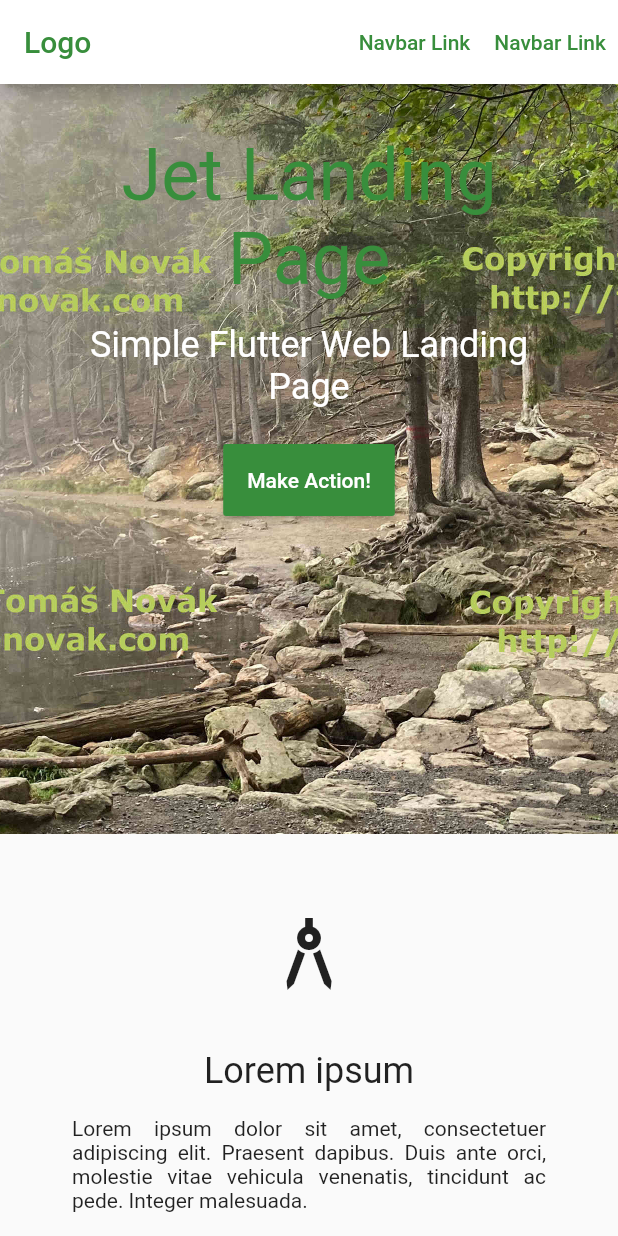
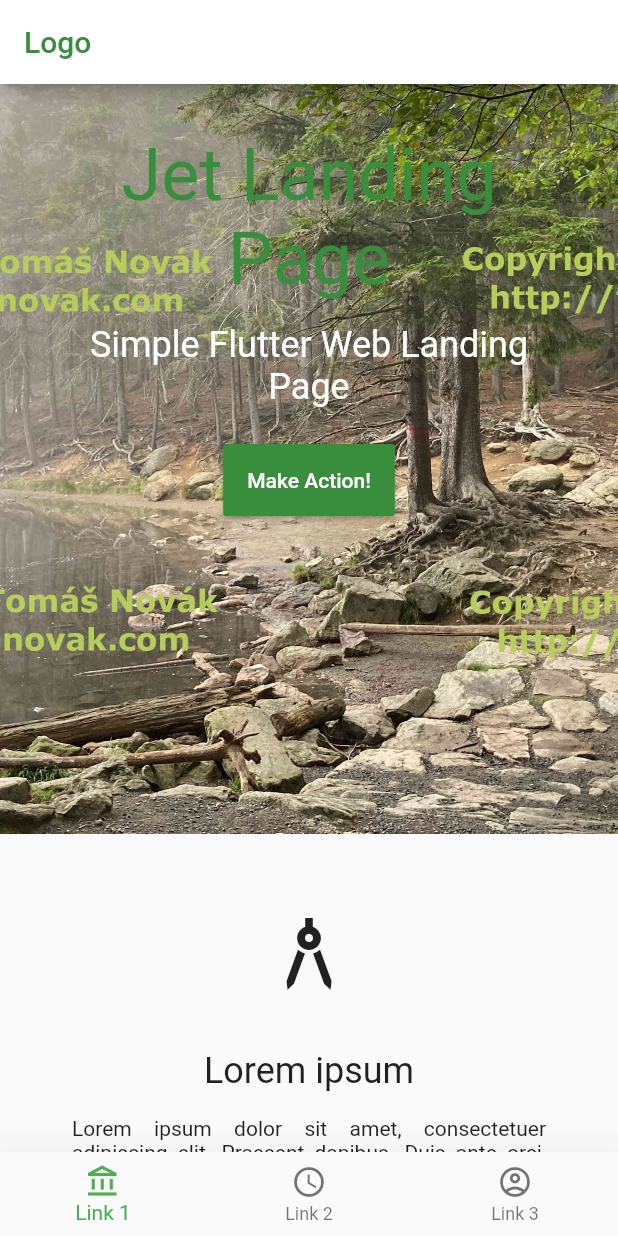
Before and after one commit to tom-novak/jet-landing-page, a Flutter app: the screen it shows after launch, on a phone screen of 412 x 824 dp. Run offline on Flutter 3.47's test engine with Material 2 defaults, Android fonts, the phone set to English and light mode, and no system bars.

Commit message:
Responsive navigation PoC implemented

```diff
--- a/example/lib/main.dart
+++ b/example/lib/main.dart
@@ -1,5 +1,5 @@
 import 'package:flutter/material.dart';
-import 'package:jet_landing_page_example/src/landing_page.dart';
+import 'package:jet_landing_page_example/src/example_page.dart';
 
 void main() {
   var theme = ThemeData(
@@ -21,7 +21,7 @@ class MyApp extends StatelessWidget {
     return MaterialApp(
       title: 'Flutter Demo',
       theme: theme ?? Theme.of(context),
-      home: LandingPage(),
+      home: ExamplePage(),
     );
   }
 }
--- /dev/null
+++ b/example/lib/src/example_page.dart
@@ -0,0 +1,30 @@
+import 'package:flutter/material.dart';
+import 'package:jet_landing_page/jet_landing_page.dart';
+import 'package:jet_landing_page_example/src/landing_page.dart';
+
+class ExamplePage extends StatefulWidget {
+  final mainNavigation = <NavigationItem>[
+    NavigationItem(icon: Icon(Icons.account_balance_outlined), label: 'Link 1'),
+    NavigationItem(icon: Icon(Icons.access_time_outlined), label: 'Link 2'),
+    NavigationItem(icon: Icon(Icons.account_circle_outlined), label: 'Link 3'),
+  ];
+
+  @override
+  State createState() => ExamplePageState();
+}
+
+class ExamplePageState extends State<ExamplePage> {
+  Widget content;
+
+  @override
+  Widget build(BuildContext context) {
+    return LandingPage(
+      mainNavigationItems: widget.mainNavigation,
+      mainNavigationCallback: onMainNavigationItemChanged,
+    );
+  }
+
+  void onMainNavigationItemChanged(NavigationItem item) {
+
+  }
+}
--- a/example/lib/src/landing_page.dart
+++ b/example/lib/src/landing_page.dart
@@ -3,7 +3,14 @@ import 'package:jet_landing_page/jet_landing_page.dart';
 
 var customFooterLinkStyle = TextStyle(color: Colors.white);
 
+typedef NavigationCallback = Function(NavigationItem item);
+
 class LandingPage extends StatefulWidget {
+  final List<NavigationItem> mainNavigationItems;
+  final NavigationCallback mainNavigationCallback;
+
+  LandingPage({this.mainNavigationItems, this.mainNavigationCallback});
+
   @override
   State createState() => _LandingPageState();
 }
@@ -55,23 +62,51 @@ class _LandingPageState extends State<LandingPage> {
         'Logo',
         style: TextStyle(color: Theme.of(context).primaryColor),
       ),
-      actions: [
-        TextButton(
-          onPressed: () {},
-          child: Text(
-            'Navbar Link',
-            style: TextStyle(color: Theme.of(context).primaryColor),
-          ),
+    );
+  }
+
+  Widget _buildDrawerNavigation(BuildContext context) {
+    if (MediaQuery.of(context).orientation == Orientation.landscape) {
+      return Drawer(
+        child: ListView(
+          children: [
+            DrawerHeader(
+              child: Text('Header'),
+              decoration: BoxDecoration(color: Colors.green),
+            ),
+            ListTile(
+              title: Text('Link 1'),
+            ),
+            ListTile(
+              title: Text('Link 2'),
+            ),
+            ListTile(
+              title: Text('Link 3'),
+            ),
+          ],
         ),
-        TextButton(
-          onPressed: () {},
-          child: Text(
-            'Navbar Link',
-            style: TextStyle(color: Theme.of(context).primaryColor),
-          ),
-        ),
-      ],
-    );
+      );
+    }
+    return null;
+  }
+
+  List<BottomNavigationBarItem> _getBottomNavigationBarItems(List<NavigationItem> items) {
+    var bottomNavigationBarItems = <BottomNavigationBarItem>[];
+    for (var item in items) {
+      bottomNavigationBarItems.add(item.toBottomNavigationBarItem());
+    }
+    return bottomNavigationBarItems;
+  }
+
+  Widget _buildBottomNavigation(BuildContext context) {
+    if (MediaQuery.of(context).orientation == Orientation.portrait) {
+      return BottomNavigationBar(
+        elevation: 32.0,
+        items: _getBottomNavigationBarItems(widget.mainNavigationItems),
+        onTap: (index) {},
+      );
+    }
+    return null;
   }
 
   @override
@@ -88,6 +123,7 @@ class _LandingPageState extends State<LandingPage> {
 
     return Scaffold(
       appBar: appBar,
+      drawer: _buildDrawerNavigation(context),
       body: SingleChildScrollView(
         controller: _scrollController,
         child: Column(
@@ -223,6 +259,7 @@ class _LandingPageState extends State<LandingPage> {
           ],
         ),
       ),
+      bottomNavigationBar: _buildBottomNavigation(context),
     );
   }
 }
--- a/lib/jet_landing_page.dart
+++ b/lib/jet_landing_page.dart
@@ -1,5 +1,9 @@
 library jet_landing_page;
 
+// models
+export 'src/model/model.dart';
+
+// widgets
 export 'src/widget/card_container.dart';
 export 'src/widget/card_list.dart';
 export 'src/widget/card_stripe.dart';
@@ -10,3 +14,6 @@ export 'src/widget/parallax_image.dart';
 export 'src/widget/parallax_text.dart';
 export 'src/widget/simple_paragraph.dart';
 export 'src/widget/text_card.dart';
+
+// extensions
+export 'src/extensions/navigation_item_extension.dart';
--- /dev/null
+++ b/lib/src/extensions/navigation_item_extension.dart
@@ -0,0 +1,8 @@
+import 'package:flutter/material.dart';
+import 'package:jet_landing_page/jet_landing_page.dart';
+
+extension NavigationItemExtension on NavigationItem {
+  toBottomNavigationBarItem() {
+    return BottomNavigationBarItem(icon: this.icon, label: this.label);
+  }
+}
--- a/lib/src/model/model.dart
+++ b/lib/src/model/model.dart
@@ -1,3 +1,5 @@
+import 'package:flutter/widgets.dart';
+
 class Card {
   final String imageUrl;
   final String title;
@@ -13,9 +15,12 @@ class Link {
   Link({this.text, this.url});
 }
 
-class Footer {
-  final String title;
-  final String description;
+typedef NavigationTapCallback = Function();
 
-  Footer({this.title, this.description});
+class NavigationItem {
+  final Icon icon;
+  final String label;
+  final NavigationTapCallback onTap;
+
+  NavigationItem({this.icon, this.label, this.onTap});
 }
```
